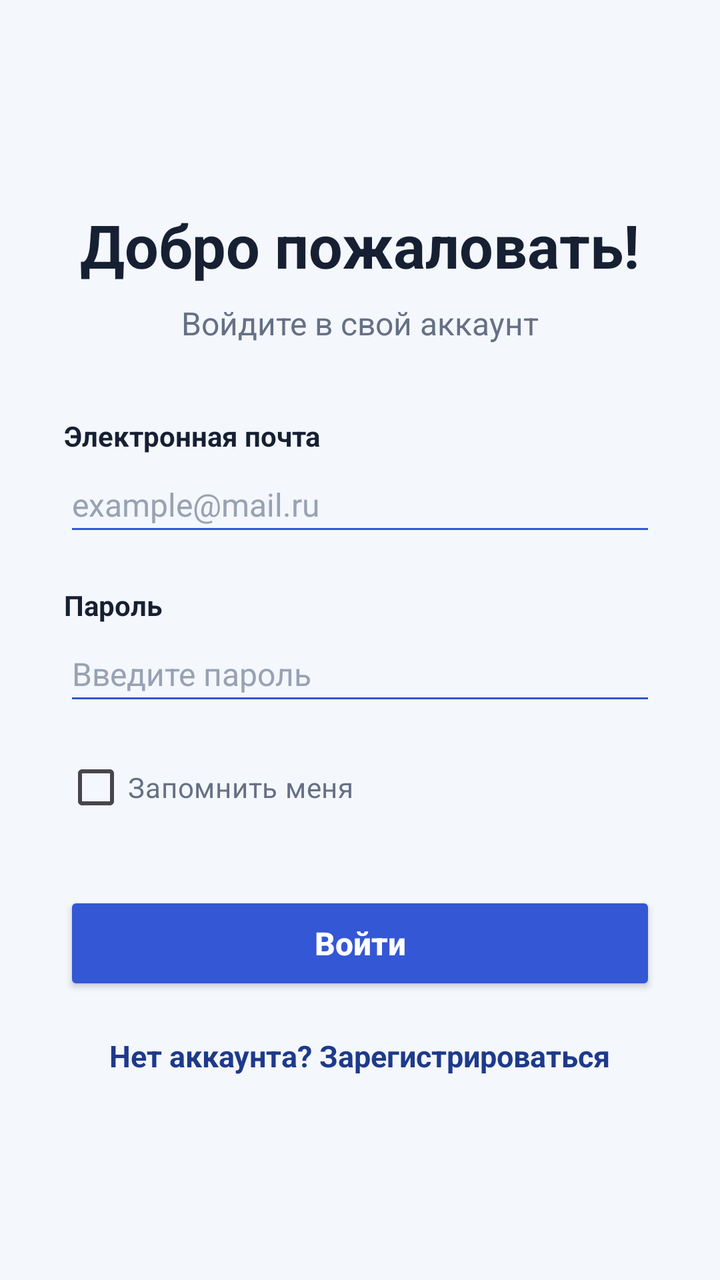
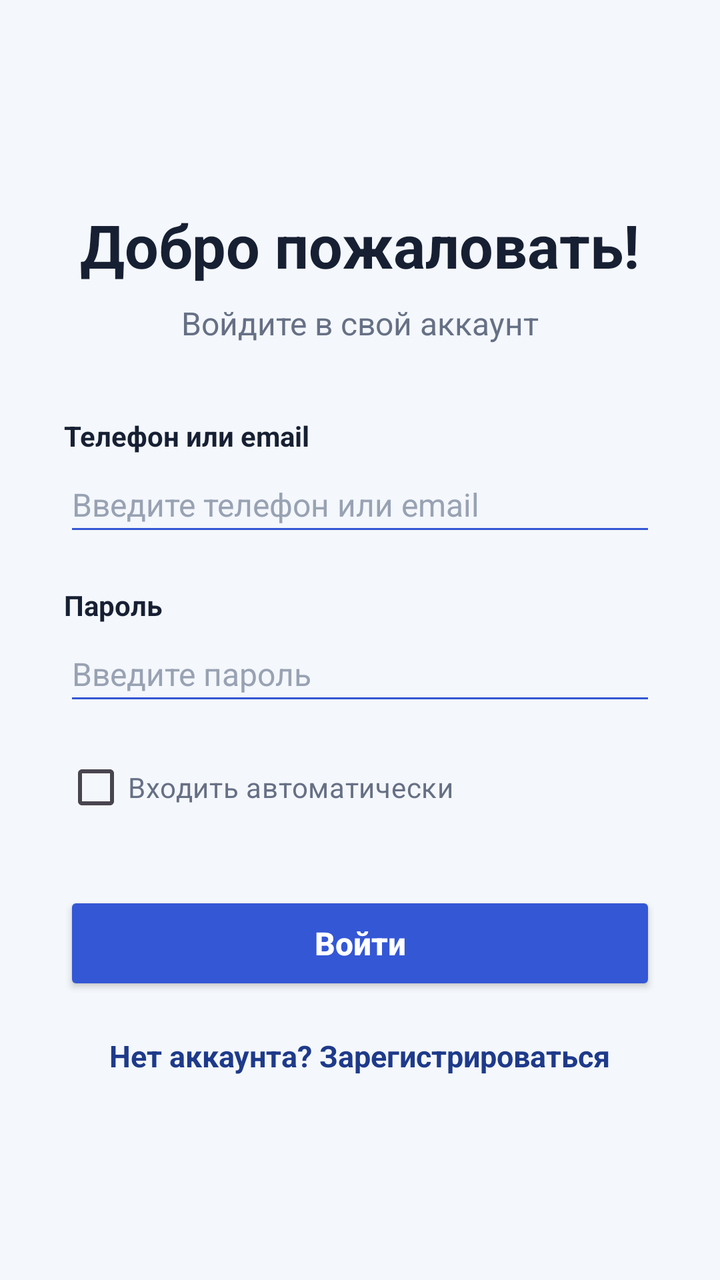

Two renders of the same Android screen: before a commit and after it. Below are the layout's source before the change and the commit's diff.
<!-- AndroidManifest.xml: application theme Theme.WebDevLabs -->
<!-- res/layout/activity_login.xml -->
<?xml version="1.0" encoding="utf-8"?>
<androidx.constraintlayout.widget.ConstraintLayout xmlns:android="http://schemas.android.com/apk/res/android"
    xmlns:app="http://schemas.android.com/apk/res-auto"
    xmlns:tools="http://schemas.android.com/tools"
    android:id="@+id/main"
    android:layout_width="match_parent"
    android:layout_height="match_parent"
    android:background="@color/screen_background"
    tools:context=".MainActivity">

    <LinearLayout
        android:layout_width="0dp"
        android:layout_height="wrap_content"
        android:layout_marginStart="32dp"
        android:layout_marginEnd="32dp"
        android:gravity="center_horizontal"
        android:orientation="vertical"
        app:layout_constraintBottom_toBottomOf="parent"
        app:layout_constraintEnd_toEndOf="parent"
        app:layout_constraintStart_toStartOf="parent"
        app:layout_constraintTop_toTopOf="parent">

        <TextView
            android:layout_width="wrap_content"
            android:layout_height="wrap_content"
            android:text="@string/welcome_title"
            android:textColor="@color/text_primary"
            android:textSize="30sp"
            android:textStyle="bold" />

        <TextView
            android:layout_width="wrap_content"
            android:layout_height="wrap_content"
            android:layout_marginTop="8dp"
            android:text="@string/login_subtitle"
            android:textColor="@color/text_secondary"
            android:textSize="16sp" />

        <TextView
            android:layout_width="match_parent"
            android:layout_height="wrap_content"
            android:layout_marginTop="36dp"
            android:text="@string/email_label"
            android:textColor="@color/text_primary"
            android:textSize="14sp"
            android:textStyle="bold" />

        <EditText
            android:id="@+id/loginEmailEditText"
            android:layout_width="match_parent"
            android:layout_height="wrap_content"
            android:layout_marginTop="4dp"
            android:backgroundTint="@color/primary"
            android:hint="@string/email_hint"
            android:inputType="textEmailAddress"
            android:paddingTop="10dp"
            android:paddingBottom="10dp"
            android:textColor="@color/text_primary"
            android:textColorHint="@color/text_hint"
            android:textSize="16sp" />

        <TextView
            android:layout_width="match_parent"
            android:layout_height="wrap_content"
            android:layout_marginTop="20dp"
            android:text="@string/password_label"
            android:textColor="@color/text_primary"
            android:textSize="14sp"
            android:textStyle="bold" />

        <EditText
            android:id="@+id/loginPasswordEditText"
            android:layout_width="match_parent"
            android:layout_height="wrap_content"
            android:layout_marginTop="4dp"
            android:backgroundTint="@color/primary"
            android:hint="@string/password_hint"
            android:inputType="textPassword"
            android:paddingTop="10dp"
            android:paddingBottom="10dp"
            android:textColor="@color/text_primary"
            android:textColorHint="@color/text_hint"
            android:textSize="16sp" />

        <CheckBox
            android:id="@+id/rememberMeCheckBox"
            android:layout_width="match_parent"
            android:layout_height="wrap_content"
            android:layout_marginTop="12dp"
            android:buttonTint="@color/primary"
            android:text="@string/remember_me"
            android:textColor="@color/text_secondary"
            android:textSize="14sp" />

        <Button
            android:id="@+id/loginButton"
            android:layout_width="match_parent"
            android:layout_height="wrap_content"
            android:layout_marginTop="28dp"
            android:backgroundTint="@color/primary"
            android:minHeight="52dp"
            android:text="@string/login_button"
            android:textAllCaps="false"
            android:textColor="@color/white"
            android:textSize="16sp"
            android:textStyle="bold" />

        <TextView
            android:layout_width="wrap_content"
            android:layout_height="wrap_content"
            android:layout_marginTop="20dp"
            android:text="@string/no_account"
            android:textColor="@color/primary_dark"
            android:textSize="15sp"
            android:textStyle="bold" />

    </LinearLayout>

</androidx.constraintlayout.widget.ConstraintLayout>
<!-- resources referenced by this layout -->
<resources>
  <color name="primary">#FF3457D5</color>
  <color name="primary_dark">#FF1E3A8A</color>
  <color name="screen_background">#FFF4F7FB</color>
  <color name="text_hint">#FF98A2B3</color>
  <color name="text_primary">#FF172033</color>
  <color name="text_secondary">#FF667085</color>
  <color name="white">#FFFFFFFF</color>
  <string name="email_hint">example@mail.ru</string>
  <string name="email_label">Электронная почта</string>
  <string name="login_button">Войти</string>
  <string name="login_subtitle">Войдите в свой аккаунт</string>
  <string name="no_account">Нет аккаунта? Зарегистрироваться</string>
  <string name="password_hint">Введите пароль</string>
  <string name="password_label">Пароль</string>
  <string name="remember_me">Запомнить меня</string>
  <string name="welcome_title">Добро пожаловать!</string>
  <style name="Theme.WebDevLabs" parent="Base.Theme.WebDevLabs" />
  <style name="Base.Theme.WebDevLabs" parent="Theme.Material3.DayNight.NoActionBar">
          
          
      </style>
</resources>

<!-- the commit's change to res/layout/activity_login.xml (unified diff, before → after) -->
@@ -6,7 +6,7 @@
     android:layout_width="match_parent"
     android:layout_height="match_parent"
     android:background="@color/screen_background"
-    tools:context=".MainActivity">
+    tools:context=".LoginActivity">
 
     <LinearLayout
         android:layout_width="0dp"
@@ -40,19 +40,19 @@
             android:layout_width="match_parent"
             android:layout_height="wrap_content"
             android:layout_marginTop="36dp"
-            android:text="@string/email_label"
+            android:text="@string/login_contact_label"
             android:textColor="@color/text_primary"
             android:textSize="14sp"
             android:textStyle="bold" />
 
         <EditText
-            android:id="@+id/loginEmailEditText"
+            android:id="@+id/loginContactEditText"
             android:layout_width="match_parent"
             android:layout_height="wrap_content"
             android:layout_marginTop="4dp"
             android:backgroundTint="@color/primary"
-            android:hint="@string/email_hint"
-            android:inputType="textEmailAddress"
+            android:hint="@string/login_contact_hint"
+            android:inputType="text"
             android:paddingTop="10dp"
             android:paddingBottom="10dp"
             android:textColor="@color/text_primary"
@@ -106,6 +106,7 @@
             android:textStyle="bold" />
 
         <TextView
+            android:id="@+id/openRegistrationTextView"
             android:layout_width="wrap_content"
             android:layout_height="wrap_content"
             android:layout_marginTop="20dp"
<!-- resource entries referenced after the edit -->
@@ -7,14 +7,14 @@
   <color name="text_primary">#FF172033</color>
   <color name="text_secondary">#FF667085</color>
   <color name="white">#FFFFFFFF</color>
-  <string name="email_hint">example@mail.ru</string>
-  <string name="email_label">Электронная почта</string>
   <string name="login_button">Войти</string>
+  <string name="login_contact_hint">Введите телефон или email</string>
+  <string name="login_contact_label">Телефон или email</string>
   <string name="login_subtitle">Войдите в свой аккаунт</string>
   <string name="no_account">Нет аккаунта? Зарегистрироваться</string>
   <string name="password_hint">Введите пароль</string>
   <string name="password_label">Пароль</string>
-  <string name="remember_me">Запомнить меня</string>
+  <string name="remember_me">Входить автоматически</string>
   <string name="welcome_title">Добро пожаловать!</string>
   <style name="Theme.WebDevLabs" parent="Base.Theme.WebDevLabs" />
   <style name="Base.Theme.WebDevLabs" parent="Theme.Material3.DayNight.NoActionBar">
